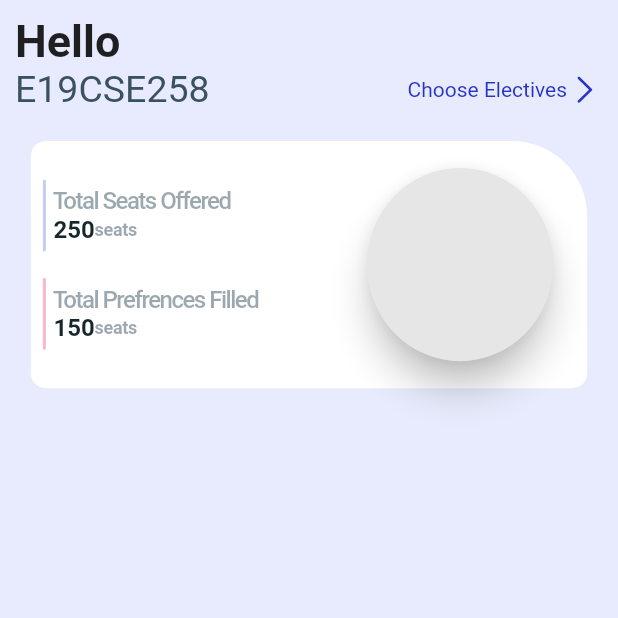
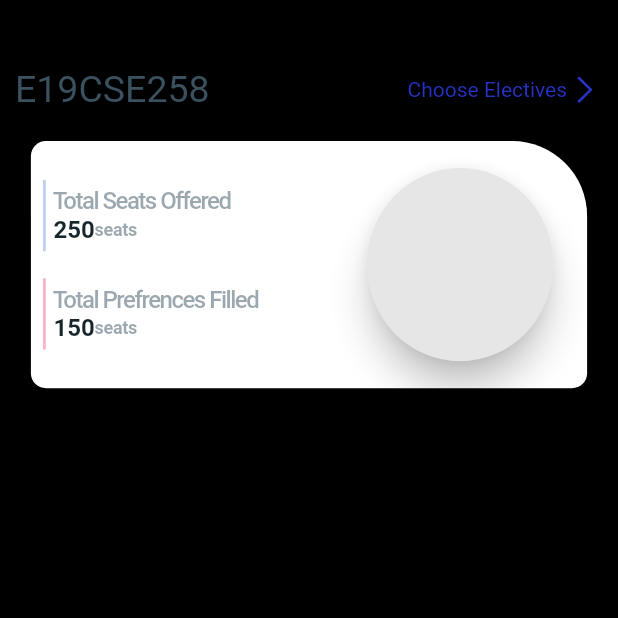
Before and after one commit to raghavguptaeng/Bennett, a Flutter app: the screen it shows after launch, on a phone screen of 412 x 824 dp, the top half of it. Run offline on Flutter 3.47's test engine with Material 2 defaults, Android fonts, the phone set to English and light mode, and no system bars; our stand-ins replace syncfusion_flutter_charts.

Commit message:
Temp Background black

```diff
--- a/lib/colors.dart
+++ b/lib/colors.dart
@@ -2,7 +2,7 @@ import 'package:flutter/material.dart';
 
 const Color nearlyWhite = Color(0xFFFAFAFA);
 const Color white = Color(0xFFFFFFFF);
-const Color background = Color(0xFFE8EBFD);
+const Color background = Colors.black;
 const Color nearlyDarkBlue = Color(0xFF2633C5);
 
 const Color nearlyBlue = Color(0xFF00B6F0);
```
